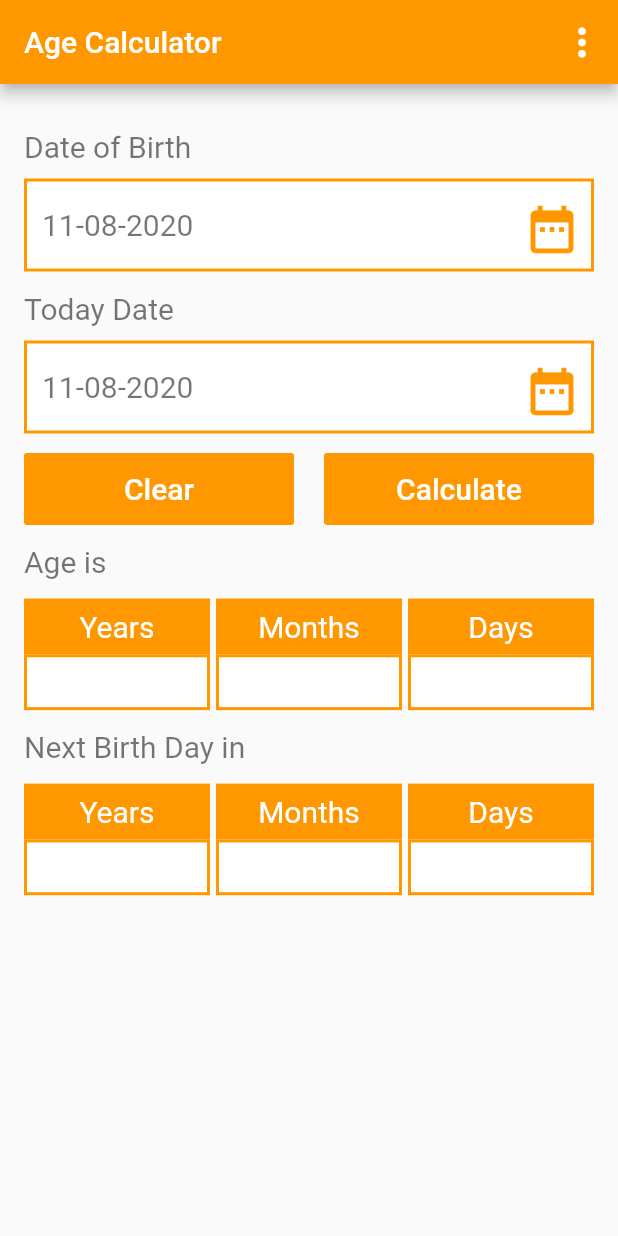
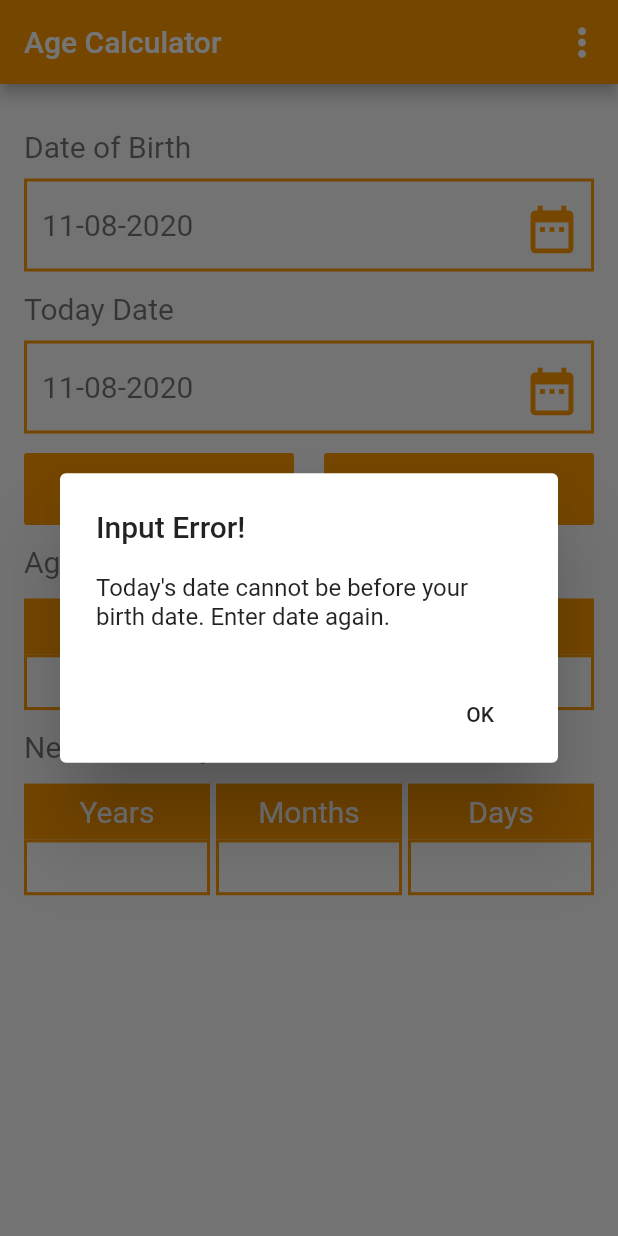
Before and after one commit to ranemelshanawany/age_calculator_app, a Flutter app: the screen it shows after launch, after a tap on "Calculate", on a phone screen of 412 x 824 dp. Run offline on Flutter 3.47's test engine with Material 2 defaults, Android fonts, the phone set to English and light mode, and no system bars; our stand-ins replace jiffy; missing offline and left inert: age.

Commit message:
Calculate and clear buttons function added

```diff
--- a/lib/main.dart
+++ b/lib/main.dart
@@ -1,6 +1,7 @@
 import 'package:age/age.dart';
 import 'package:flutter/material.dart';
 import 'package:intl/intl.dart';
+import 'package:jiffy/jiffy.dart';
 
 void main() {
   runApp(MyApp());
@@ -49,11 +50,11 @@ class _HomePageState extends State<HomePage> {
       children: <Widget>[
         Expanded(child: _buildClearButton()),
         SizedBox(width: 20),
-        Expanded(child: _buildCalculateButton()),
+        Expanded(child: _buildCalculateAgeButton()),
       ],
     ));
-    Widget ageResult = _buildResultsRow();
-    Widget nextBirthdayResult = _buildResultsRow();
+    Widget ageResult = _buildResultsRow(false);
+    Widget nextBirthdayResult = _buildResultsRow(true);
 
     return Padding(
       padding: const EdgeInsets.only(top: 30.0, left: 16, right: 16),
@@ -100,10 +101,14 @@ class _HomePageState extends State<HomePage> {
   }
 
   _buildDateSelect(param) {
-    return Container(
+    return InkWell(
+      onTap: () {
+        _showCalender(context, param);
+      },
+      child: Container(
         decoration: BoxDecoration(
           border: Border.all(width: 2, color: Colors.orange),
-          color: Colors.white),
+        ),
         padding: EdgeInsets.only(left: 5),
         child: Padding(
           padding: const EdgeInsets.all(5.0),
@@ -123,19 +128,11 @@ class _HomePageState extends State<HomePage> {
                   size: 38,
                 ),
                 onPressed: () {
-                showDatePicker(
-                        context: context,
-                        initialDate: DateTime.now(),
-                        firstDate: DateTime(1900),
-                        lastDate: DateTime(2100))
-                    .then((date) {
-                  setState(() {
-                    param["d"] = date;
-                  });
-                });
+                  _showCalender(context, param);
                 },
               )
             ],
+          ),
         ),
       ),
     );
@@ -144,32 +141,113 @@ class _HomePageState extends State<HomePage> {
   var formatter = new DateFormat('dd-MM-yyyy');
   var birthday = {"d": DateTime.now()}; //to pass by reference, turned to var
   var endDay = {"d": DateTime.now()};
-  String year, month, day;
+  String yearResult = "", monthResult = "", dayResult = "";
+  String monthsNextBirth = "", daysNextBirth = "", yearsNextBirth = "";
 
-  Widget _buildCalculateButton() {
+  _showCalender(context, param) {
+    showDatePicker(
+            context: context,
+            initialDate: DateTime.now(),
+            firstDate: DateTime(1900),
+            lastDate: DateTime(2100),
+      builder: (BuildContext context, Widget child) {
+        return Theme(
+          data: ThemeData.dark().copyWith(
+            colorScheme: ColorScheme.light(
+              primary: Colors.orange,
+              onPrimary: Colors.purple,
+              surface: Colors.pink,
+              onSurface: Colors.yellow,
+            ),
+            dialogBackgroundColor:Colors.blue[900],
+          ),
+          child: child,
+        );
+      },
+    )
+        .then((date) {
+      setState(() {
+        param["d"] = date;
+      });
+    });
+  }
+
+  Widget _buildCalculateAgeButton() {
     return FlatButton(
       color: Colors.orange,
       onPressed: () {
         AgeDuration age;
+        AgeDuration toNextBirthday;
+        if (endDay["d"].isAfter(birthday["d"])) {
+          _calculateAge(age);
+          _calculateNextBirthday(toNextBirthday);
+        }
+        else
+          {
+            _showAlertDialog(context);
+          }
+      },
+      child: Text("Calculate",
+          style: TextStyle(fontSize: 20, color: Colors.white)),
+    );
+  }
+
+  _calculateAge(AgeDuration age) {
+    if (birthday["d"] != null && endDay["d"] != null) {
       age = Age.dateDifference(fromDate: birthday["d"], toDate: endDay["d"]);
-        print(age);
-      },
-      child: Text("Calculate", style: TextStyle(fontSize: 20, color: Colors.white)),
-    );
+      setState(() {
+        yearResult = age.years.toString();
+        monthResult = age.months.toString();
+        dayResult = age.days.toString();
+      });
+    }
+  }
+
+  _calculateNextBirthday(AgeDuration age) {
+    var nextBirthday;
+    if (birthday["d"] != null && endDay["d"] != null) {
+      if (birthday["d"].isBefore(endDay["d"])) {
+        int year = endDay["d"].year + 1;
+        int month = birthday["d"].month;
+        int day = birthday["d"].day;
+        nextBirthday = new DateTime(year, month, day);
+      } else {
+        int year = endDay["d"].year;
+        int month = birthday["d"].month;
+        int day = birthday["d"].day;
+        nextBirthday = new DateTime(year, month, day);
+      }
+
+      setState(() {
+        age = Age.dateDifference(fromDate: endDay["d"], toDate: nextBirthday);
+        monthsNextBirth = age.months.toString();
+        daysNextBirth = age.days.toString();
+        yearsNextBirth = age.years.toString();
+        if (age.years == 0 && age.months == 0 && age.days == 0) {
+          yearsNextBirth = "1";
+        }
+      });
+    }
   }
 
   Widget _buildClearButton() {
     return FlatButton(
       color: Colors.orange,
       onPressed: () {
-          AgeDuration age;
-          age = Age.dateDifference(fromDate: birthday["d"], toDate: endDay["d"]);
+        setState(() {
+          yearResult = "";
+          monthResult = "";
+          dayResult = "";
+          yearsNextBirth = "";
+          monthsNextBirth = "";
+          daysNextBirth = "";
+        });
       },
       child: Text("Clear", style: TextStyle(fontSize: 20, color: Colors.white)),
     );
   }
 
-  Widget _buildResultColumn(String timeName) {
+  Widget _buildResultColumn(String timeName, bool nextBirthDay) {
     return Expanded(
       child: AspectRatio(
         aspectRatio: 100 / 60,
@@ -191,6 +269,28 @@ class _HomePageState extends State<HomePage> {
                   border: Border.all(width: 2, color: Colors.orange),
                   color: Colors.white,
                 ),
+                child: Center(
+                  child: Text((() {
+                        if (timeName == "Years") {
+                          if (nextBirthDay) {
+                            return yearsNextBirth;
+                          }
+                          return yearResult;
+                        } else if (timeName == "Months") {
+                          if (nextBirthDay) {
+                            return monthsNextBirth;
+                          }
+                          return monthResult;
+                        } else if (timeName == "Days") {
+                          if (nextBirthDay) {
+                            return daysNextBirth;
+                          }
+                          return dayResult;
+                        }
+                        return " ";
+                      })() ??
+                      " "),
+                ),
               ),
             )
           ],
@@ -199,19 +299,19 @@ class _HomePageState extends State<HomePage> {
     );
   }
 
-  _buildResultsRow() {
+  _buildResultsRow(bool nextBirthday) {
     return Row(
       mainAxisAlignment: MainAxisAlignment.spaceBetween,
       children: <Widget>[
-        _buildResultColumn("Years"),
+        _buildResultColumn("Years", nextBirthday),
         SizedBox(
           width: 4,
         ),
-        _buildResultColumn("Months"),
+        _buildResultColumn("Months", nextBirthday),
         SizedBox(
           width: 4,
         ),
-        _buildResultColumn("Days")
+        _buildResultColumn("Days", nextBirthday)
       ],
     );
   }
@@ -219,4 +319,34 @@ class _HomePageState extends State<HomePage> {
   Widget _displayGreyText(String text) {
     return Text(text, style: TextStyle(color: Colors.black54, fontSize: 20));
   }
+
+  _showAlertDialog(BuildContext context) {
+
+    // set up the button
+    Widget okButton = FlatButton(
+      child: Text("OK"),
+      onPressed: () {
+        Navigator.of(context).pop();
+      },
+    );
+
+    // set up the AlertDialog
+    AlertDialog alert = AlertDialog(
+      title: Text("Input Error!"),
+      content: Text("Today's date cannot be before your birth date. Enter date again."),
+      actions: [
+        okButton,
+      ],
+    );
+
+    // show the dialog
+    showDialog(
+      context: context,
+      builder: (BuildContext context) {
+        return alert;
+      },
+    );
   }
+
+
+}
--- a/pubspec.yaml
+++ b/pubspec.yaml
@@ -25,6 +25,7 @@ dependencies:
     sdk: flutter
   intl: ^0.16.1
   age: ^0.0.1
+  jiffy: ^3.0.1
 
 
   # The following adds the Cupertino Icons font to your application.
@@ -34,7 +35,6 @@ dependencies:
 dev_dependencies:
   flutter_test:
     sdk: flutter
-  intl: ^0.16.1
 # For information on the generic Dart part of this file, see the
 # following page: https://dart.dev/tools/pub/pubspec
 
```
Also changed, not shown: pubspec.lock. Lines whose indentation alone changed are shown as unchanged.
